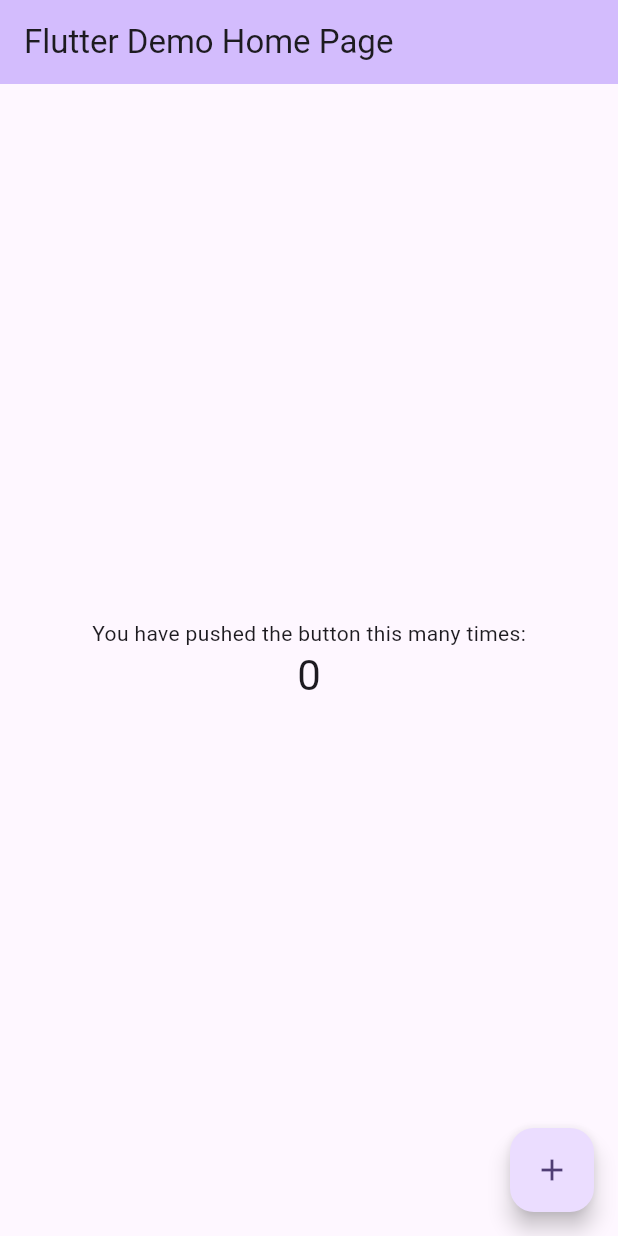
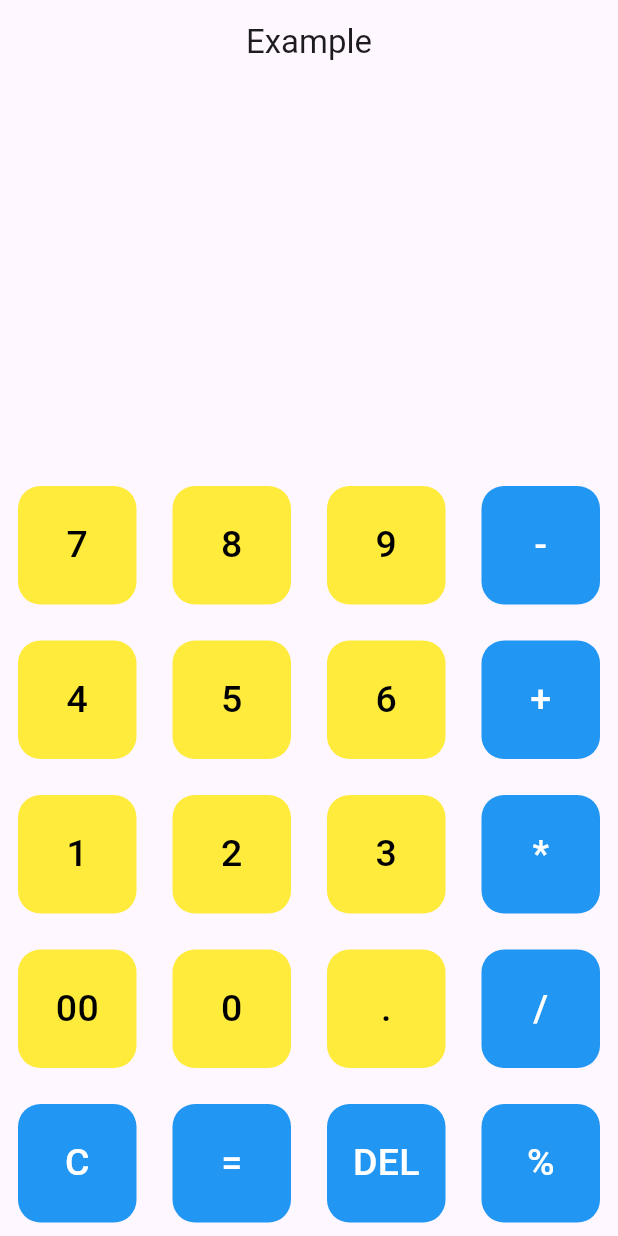
Before and after one commit to EugeniusStrong/training_project_for_practice, a Flutter app: the screen it shows after launch, on a phone screen of 412 x 824 dp. Run offline on Flutter 3.47's test engine with Material 2 defaults, Android fonts, the phone set to English and light mode, and no system bars; our stand-ins replace math_expressions.

Commit message:
Created calculator

```diff
--- /dev/null
+++ b/lib/home_screen.dart
@@ -0,0 +1,179 @@
+import 'package:flutter/material.dart';
+import 'package:math_expressions/math_expressions.dart';
+
+class HomeScreen extends StatefulWidget {
+  const HomeScreen({super.key});
+
+  @override
+  State<HomeScreen> createState() => _HomeScreenState();
+}
+
+class _HomeScreenState extends State<HomeScreen> {
+  final List<String> _numbersButton = [
+    '7',
+    '8',
+    '9',
+    '-',
+    '4',
+    '5',
+    '6',
+    '+',
+    '1',
+    '2',
+    '3',
+    '*',
+    '00',
+    '0',
+    '.',
+    '/',
+    'C',
+    '=',
+    'DEL',
+    '%',
+  ];
+
+  String _displayText = '';
+  String _resultText = '';
+
+  @override
+  Widget build(BuildContext context) {
+    return Scaffold(
+      appBar: AppBar(
+        title: const Text('Example'),
+        centerTitle: true,
+      ),
+      body: Column(
+        children: [
+          Expanded(
+            child: Column(
+              mainAxisAlignment: MainAxisAlignment.spaceEvenly,
+              children: [
+                Column(
+                  children: [
+                    Container(
+                      padding: const EdgeInsets.all(20),
+                      alignment: Alignment.centerRight,
+                      child: Text(
+                        _displayText,
+                        style: const TextStyle(fontSize: 35),
+                        textAlign: TextAlign.end,
+                      ),
+                    ),
+                    const SizedBox(
+                      height: 50,
+                    ),
+                    Container(
+                      padding: const EdgeInsets.all(20),
+                      alignment: Alignment.centerRight,
+                      child: Text(
+                        _resultText,
+                        style: const TextStyle(fontSize: 45),
+                        textAlign: TextAlign.end,
+                      ),
+                    ),
+                  ],
+                ),
+              ],
+            ),
+          ),
+          Expanded(
+            flex: 2,
+            child: GridView.builder(
+              itemCount: _numbersButton.length,
+              gridDelegate: const SliverGridDelegateWithFixedCrossAxisCount(
+                  crossAxisCount: 4),
+              itemBuilder: (BuildContext context, int index) {
+                return Padding(
+                  padding: const EdgeInsets.all(12),
+                  child: GestureDetector(
+                    onTap: () => _tapped(index),
+                    child: Container(
+                      decoration: BoxDecoration(
+                        color: isNumber(_numbersButton[index])
+                            ? Colors.yellow
+                            : Colors.blue,
+                        borderRadius: BorderRadius.circular(15),
+                      ),
+                      child: Center(
+                        child: Text(
+                          _numbersButton[index],
+                          style: TextStyle(
+                            fontSize: 25,
+                            fontWeight: FontWeight.w500,
+                            color: isNumber(_numbersButton[index])
+                                ? Colors.black
+                                : Colors.white,
+                          ),
+                        ),
+                      ),
+                    ),
+                  ),
+                );
+              },
+            ),
+          ),
+        ],
+      ),
+    );
+  }
+
+  bool isNumber(String x) {
+    if (x == '1' ||
+        x == '2' ||
+        x == '3' ||
+        x == '4' ||
+        x == '5' ||
+        x == '6' ||
+        x == '7' ||
+        x == '8' ||
+        x == '9' ||
+        x == '0' ||
+        x == '00' ||
+        x == '.') {
+      return true;
+    }
+    return false;
+  }
+
+  void _tapped(int index) {
+    setState(() {
+      if (_numbersButton[index] == 'C') {
+        _displayText = '';
+        _resultText = '';
+      } else if (_numbersButton[index] == 'DEL') {
+        if (_displayText.isNotEmpty) {
+          _displayText = _displayText.substring(0, _displayText.length - 1);
+        }
+      } else if (_numbersButton[index] == '=') {
+        calculateResult();
+      } else {
+        bool isOperator = _numbersButton[index] == '+' ||
+            _numbersButton[index] == '-' ||
+            _numbersButton[index] == 'x' ||
+            _numbersButton[index] == '/';
+
+        bool isLastCharacterOperator = _displayText.isNotEmpty &&
+            (_displayText.endsWith('+') ||
+                _displayText.endsWith('-') ||
+                _displayText.endsWith('x') ||
+                _displayText.endsWith('/'));
+
+        if (isOperator && isLastCharacterOperator) {
+          return;
+        }
+
+        _displayText += _numbersButton[index];
+      }
+    });
+  }
+
+  void calculateResult() {
+    String result = _displayText;
+
+    Parser p = Parser();
+    Expression exp = p.parse(result);
+    ContextModel cm = ContextModel();
+    double eval = exp.evaluate(EvaluationType.REAL, cm);
+    _resultText = eval.toString();
+  }
+}
--- a/lib/main.dart
+++ b/lib/main.dart
@@ -1,4 +1,5 @@
 import 'package:flutter/material.dart';
+import 'package:training_project_for_practice/home_screen.dart';
 
 void main() {
   runApp(const MyApp());
@@ -7,119 +8,14 @@ void main() {
 class MyApp extends StatelessWidget {
   const MyApp({super.key});
 
-  // This widget is the root of your application.
   @override
   Widget build(BuildContext context) {
     return MaterialApp(
-      title: 'Flutter Demo',
       theme: ThemeData(
-        // This is the theme of your application.
-        //
-        // TRY THIS: Try running your application with "flutter run". You'll see
-        // the application has a blue toolbar. Then, without quitting the app,
-        // try changing the seedColor in the colorScheme below to Colors.green
-        // and then invoke "hot reload" (save your changes or press the "hot
-        // reload" button in a Flutter-supported IDE, or press "r" if you used
-        // the command line to start the app).
-        //
-        // Notice that the counter didn't reset back to zero; the application
-        // state is not lost during the reload. To reset the state, use hot
-        // restart instead.
-        //
-        // This works for code too, not just values: Most code changes can be
-        // tested with just a hot reload.
         colorScheme: ColorScheme.fromSeed(seedColor: Colors.deepPurple),
         useMaterial3: true,
       ),
-      home: const MyHomePage(title: 'Flutter Demo Home Page'),
+      home: const HomeScreen(),
     );
   }
 }
-
-class MyHomePage extends StatefulWidget {
-  const MyHomePage({super.key, required this.title});
-
-  // This widget is the home page of your application. It is stateful, meaning
-  // that it has a State object (defined below) that contains fields that affect
-  // how it looks.
-
-  // This class is the configuration for the state. It holds the values (in this
-  // case the title) provided by the parent (in this case the App widget) and
-  // used by the build method of the State. Fields in a Widget subclass are
-  // always marked "final".
-
-  final String title;
-
-  @override
-  State<MyHomePage> createState() => _MyHomePageState();
-}
-
-class _MyHomePageState extends State<MyHomePage> {
-  int _counter = 0;
-
-  void _incrementCounter() {
-    setState(() {
-      // This call to setState tells the Flutter framework that something has
-      // changed in this State, which causes it to rerun the build method below
-      // so that the display can reflect the updated values. If we changed
-      // _counter without calling setState(), then the build method would not be
-      // called again, and so nothing would appear to happen.
-      _counter++;
-    });
-  }
-
-  @override
-  Widget build(BuildContext context) {
-    // This method is rerun every time setState is called, for instance as done
-    // by the _incrementCounter method above.
-    //
-    // The Flutter framework has been optimized to make rerunning build methods
-    // fast, so that you can just rebuild anything that needs updating rather
-    // than having to individually change instances of widgets.
-    return Scaffold(
-      appBar: AppBar(
-        // TRY THIS: Try changing the color here to a specific color (to
-        // Colors.amber, perhaps?) and trigger a hot reload to see the AppBar
-        // change color while the other colors stay the same.
-        backgroundColor: Theme.of(context).colorScheme.inversePrimary,
-        // Here we take the value from the MyHomePage object that was created by
-        // the App.build method, and use it to set our appbar title.
-        title: Text(widget.title),
-      ),
-      body: Center(
-        // Center is a layout widget. It takes a single child and positions it
-        // in the middle of the parent.
-        child: Column(
-          // Column is also a layout widget. It takes a list of children and
-          // arranges them vertically. By default, it sizes itself to fit its
-          // children horizontally, and tries to be as tall as its parent.
-          //
-          // Column has various properties to control how it sizes itself and
-          // how it positions its children. Here we use mainAxisAlignment to
-          // center the children vertically; the main axis here is the vertical
-          // axis because Columns are vertical (the cross axis would be
-          // horizontal).
-          //
-          // TRY THIS: Invoke "debug painting" (choose the "Toggle Debug Paint"
-          // action in the IDE, or press "p" in the console), to see the
-          // wireframe for each widget.
-          mainAxisAlignment: MainAxisAlignment.center,
-          children: <Widget>[
-            const Text(
-              'You have pushed the button this many times:',
-            ),
-            Text(
-              '$_counter',
-              style: Theme.of(context).textTheme.headlineMedium,
-            ),
-          ],
-        ),
-      ),
-      floatingActionButton: FloatingActionButton(
-        onPressed: _incrementCounter,
-        tooltip: 'Increment',
-        child: const Icon(Icons.add),
-      ), // This trailing comma makes auto-formatting nicer for build methods.
-    );
-  }
-}
--- a/pubspec.yaml
+++ b/pubspec.yaml
@@ -35,6 +35,7 @@ dependencies:
   # The following adds the Cupertino Icons font to your application.
   # Use with the CupertinoIcons class for iOS style icons.
   cupertino_icons: ^1.0.2
+  math_expressions: ^2.4.0
 
 dev_dependencies:
   flutter_test:
```
Also changed, not shown: pubspec.lock.
